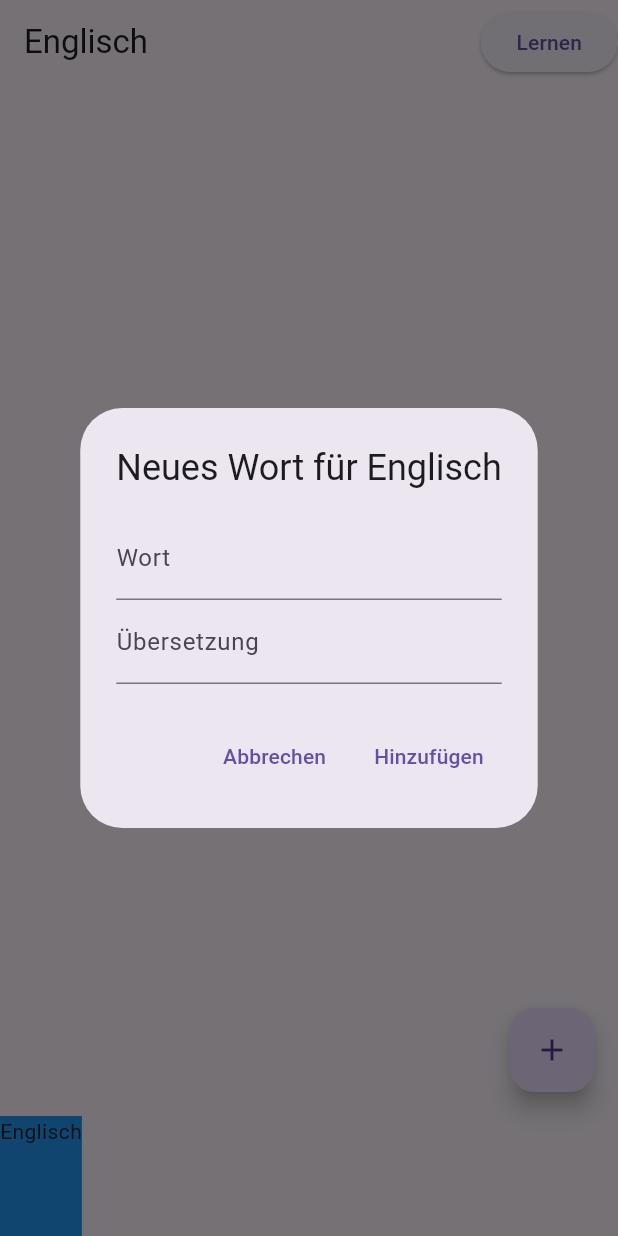
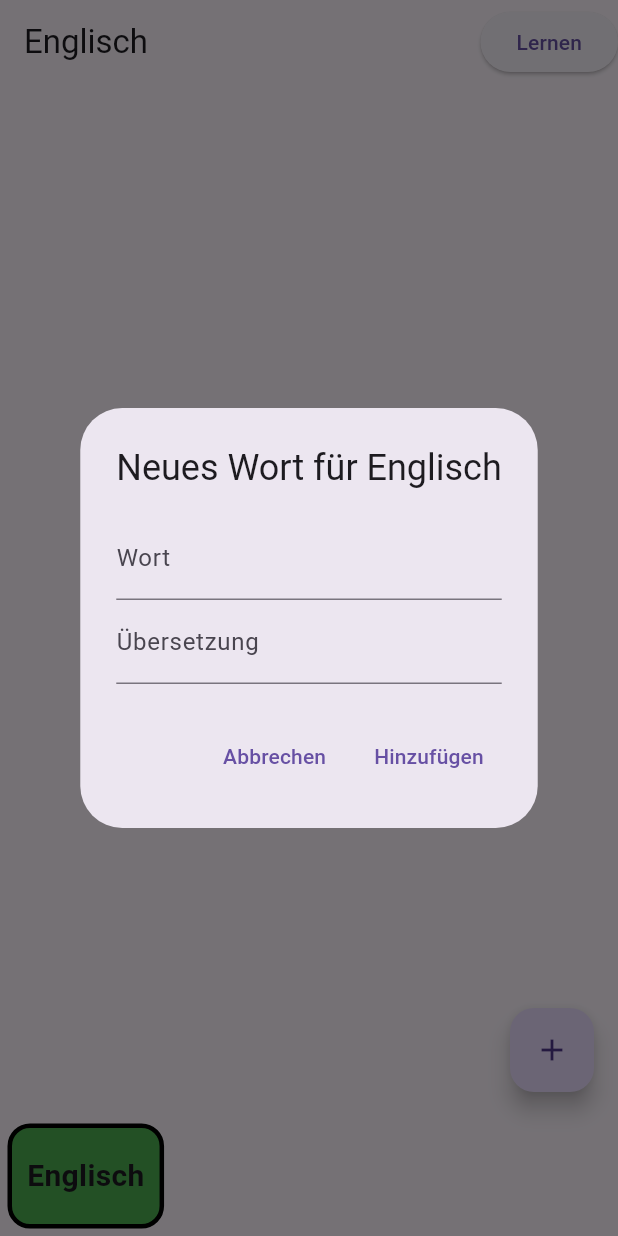
Before and after one commit to d-a-vi-d/voc_trainer, a Flutter app: the screen it shows after launch, after a tap on the "add" icon, on a phone screen of 412 x 824 dp. Run offline on Flutter 3.47's test engine with Material 3 defaults, Android fonts, the phone set to English and light mode, and no system bars; our stand-ins replace shared_preferences.

Commit message:
scheiß bottomnavigationbar designed und halt gefixed, nächstes mal weiter

```diff
--- a/lib/screens/home_screen.dart
+++ b/lib/screens/home_screen.dart
@@ -1,3 +1,5 @@
+import 'dart:math';
+
 import 'package:flutter/material.dart';
 import '../widgets/language_bar.dart';
 import 'voc_screen.dart';
@@ -76,6 +78,25 @@ class _HomeScreenState extends State<HomeScreen> {
     );
   }
 
+  Widget _buildLanguagetile(int index) => Container(
+    margin: const EdgeInsets.all(5),
+    decoration: BoxDecoration(
+      color: index == selectedLangIndex ? Colors.green : Colors.white,
+      borderRadius: BorderRadius.circular(15),
+      border: Border.all(color: Colors.black, width: 3),
+    ),
+    alignment: Alignment.center,
+    padding: const EdgeInsets.all(10),
+    transform: index == selectedLangIndex ? Matrix4.rotationZ(0.0) : index < selectedLangIndex ? Matrix4.rotationZ(-0.05) : Matrix4.rotationZ(0.05),
+    child: Text(
+        WordService.languages[index],
+        style: TextStyle(
+          fontSize: 20,
+          fontWeight: index == selectedLangIndex ? FontWeight.bold : FontWeight.normal
+          )
+      ),
+  );
+
   @override
   Widget build(BuildContext context) {
     final currentLang = WordService.languages[selectedLangIndex];
@@ -106,11 +127,11 @@ class _HomeScreenState extends State<HomeScreen> {
 
 
         child: ReorderableListView(
+          proxyDecorator: (Widget child, int index, Animation<double> animation) => _buildLanguagetile(index),
           scrollDirection: Axis.horizontal,
           onReorder: (int oldIndex, int newIndex) {
             setState(() {
               if (oldIndex < newIndex) newIndex -= 1;
-
               final previouslySelected = WordService.languages[selectedLangIndex];
               final String item = WordService.languages.removeAt(oldIndex);
               WordService.languages.insert(newIndex, item);
@@ -130,10 +151,7 @@ class _HomeScreenState extends State<HomeScreen> {
                   });
                 },
                 key: Key('$index'),
-                child: Container(
-                  color: index == selectedLangIndex ? Colors.blue : Colors.red,
-                  child: Text(WordService.languages[index]),
-                ),
+                child: _buildLanguagetile(index)
               ),
           ],
         )
```
